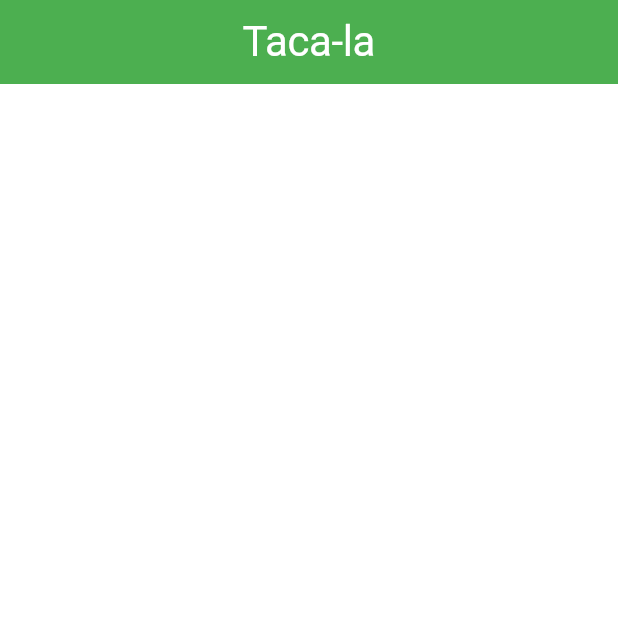
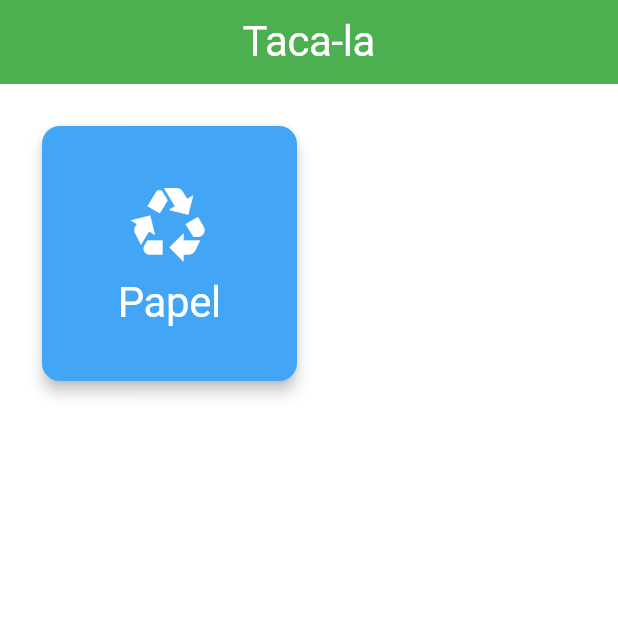
Before and after one commit to Nina-ns/Taca-la, a Flutter app: the screen it shows after launch, on a phone screen of 412 x 824 dp, the top half of it. Run offline on Flutter 3.47's test engine with Material 3 defaults, Android fonts, the phone set to English and light mode, and no system bars; Roboto replaces fonts that are missing (Poppins).

Commit message:
criação do card dos tipos de lixo

```diff
--- a/lib/main.dart
+++ b/lib/main.dart
@@ -48,7 +48,10 @@ class TelaPrincipal extends StatelessWidget {
           padding: const EdgeInsets.all(20),
           child: GridView.count(
             crossAxisCount: 2,
-            children: [],
+            children: [
+              // continuar adicionando depois
+              CardTelaPrincipal(text: 'Papel', color: Colors.blue[400]),
+            ],
           ),
         ),
       ),
@@ -62,3 +65,37 @@ class TelaPrincipal extends StatelessWidget {
 //             Navigator.pushNamed(context, '/second');
 //           },
 //         ),
+
+class CardTelaPrincipal extends StatelessWidget {
+  const CardTelaPrincipal({super.key, required this.text, required this.color});
+
+  final String text;
+  final Color? color;
+
+  @override
+  Widget build(BuildContext context) {
+    return Padding(
+      padding: const EdgeInsets.all(4.0), // Espaçamento ao redor do Card
+      child: Card(
+        elevation: 4,
+        color: color,
+        child: Column(
+          mainAxisAlignment: MainAxisAlignment.center,
+          crossAxisAlignment: CrossAxisAlignment.center,
+          children: [
+            const Icon(
+              Icons.recycling,
+              size: 56,
+              color: Colors.white,
+            ),
+            const SizedBox(height: 10),
+            Text(
+              text,
+              style: Theme.of(context).textTheme.displayLarge,
+            )
+          ],
+        ),
+      ),
+    );
+  }
+}
```
